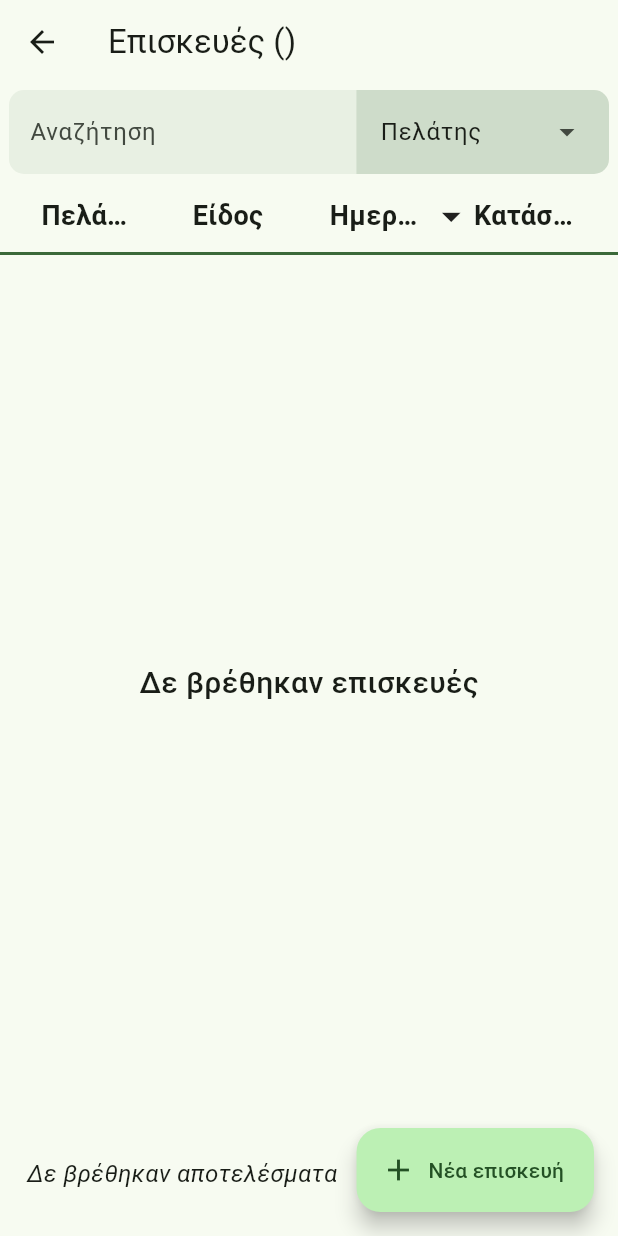
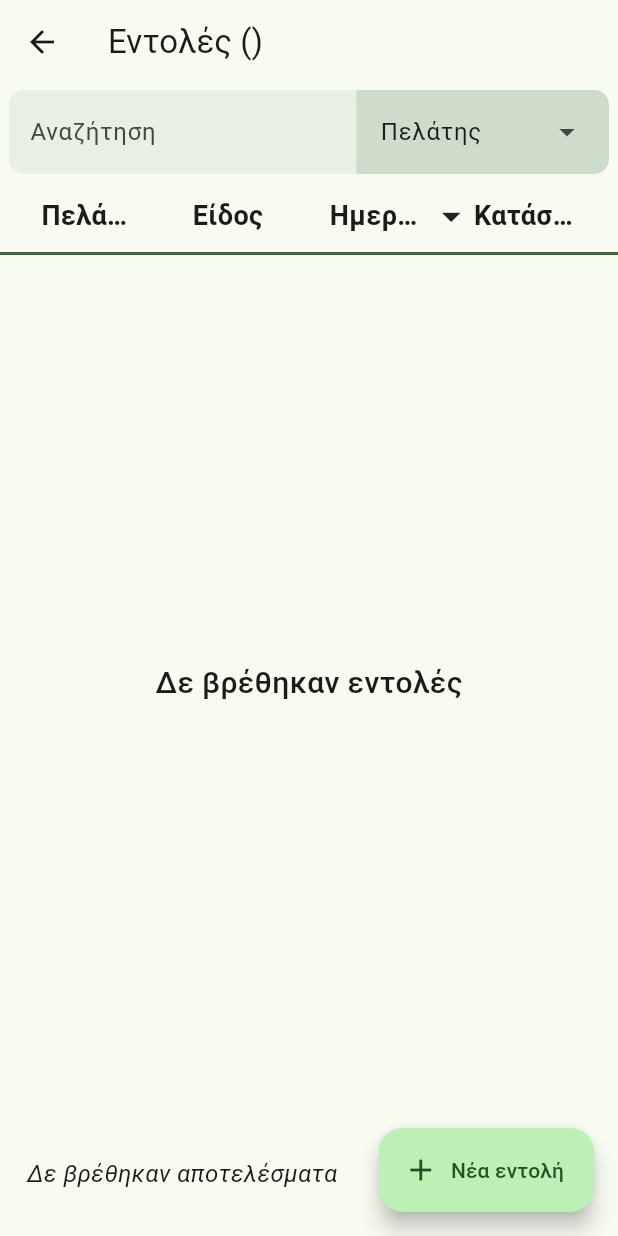
Before and after one commit to StratosGiak/rodis_app, a Flutter app: the RecordListScreen screen opened directly, on a phone screen of 412 x 824 dp. Run offline on Flutter 3.47's test engine with Material 3 defaults, Android fonts, the phone set to English and light mode, and no system bars; our stand-ins replace cross_file, flutter_image_compress, image_picker.

Commit message:
rename "επισκευή"->"εντολή"

```diff
--- a/lib/components/record_list.dart
+++ b/lib/components/record_list.dart
@@ -25,7 +25,7 @@ class _RecordListState extends State<RecordList> {
     if (filtered.isEmpty) {
       return const Center(
         child: Text(
-          "Δε βρέθηκαν επισκευές",
+          "Δε βρέθηκαν εντολές",
           style: TextStyle(fontSize: 20, fontWeight: FontWeight.w500),
         ),
       );
--- a/lib/screens/add_record_screen.dart
+++ b/lib/screens/add_record_screen.dart
@@ -227,8 +227,8 @@ class _AddRecordScreenState extends State<AddRecordScreen> {
         child: Scaffold(
           appBar: AppBar(
             title: id != null
-                ? const Text("Ενημέρωση επισκευής")
-                : const Text("Νέα επισκευή"),
+                ? Text("Ενημέρωση εντολής (ID: $id)")
+                : const Text("Νέα εντολή"),
             actions: [
               if (widget.record != null)
                 Padding(
--- a/lib/screens/record_list_screen.dart
+++ b/lib/screens/record_list_screen.dart
@@ -53,7 +53,7 @@ class _RecordListScreenState extends State<RecordListScreen> {
         onTap: () => FocusScope.of(context).requestFocus(_node),
         child: Scaffold(
           appBar: AppBar(
-            title: Text("Επισκευές (${context.read<User>().name})"),
+            title: Text("Εντολές (${context.read<User>().name})"),
             actions: [
               if (kIsWeb || !Platform.isAndroid && !Platform.isIOS)
                 Padding(
@@ -126,7 +126,7 @@ class _RecordListScreenState extends State<RecordListScreen> {
               );
               FocusScope.of(context).requestFocus(_node);
             },
-            label: const Text("Νέα επισκευή"),
+            label: const Text("Νέα εντολή"),
             icon: const Icon(Icons.add),
           ),
         ),
```
